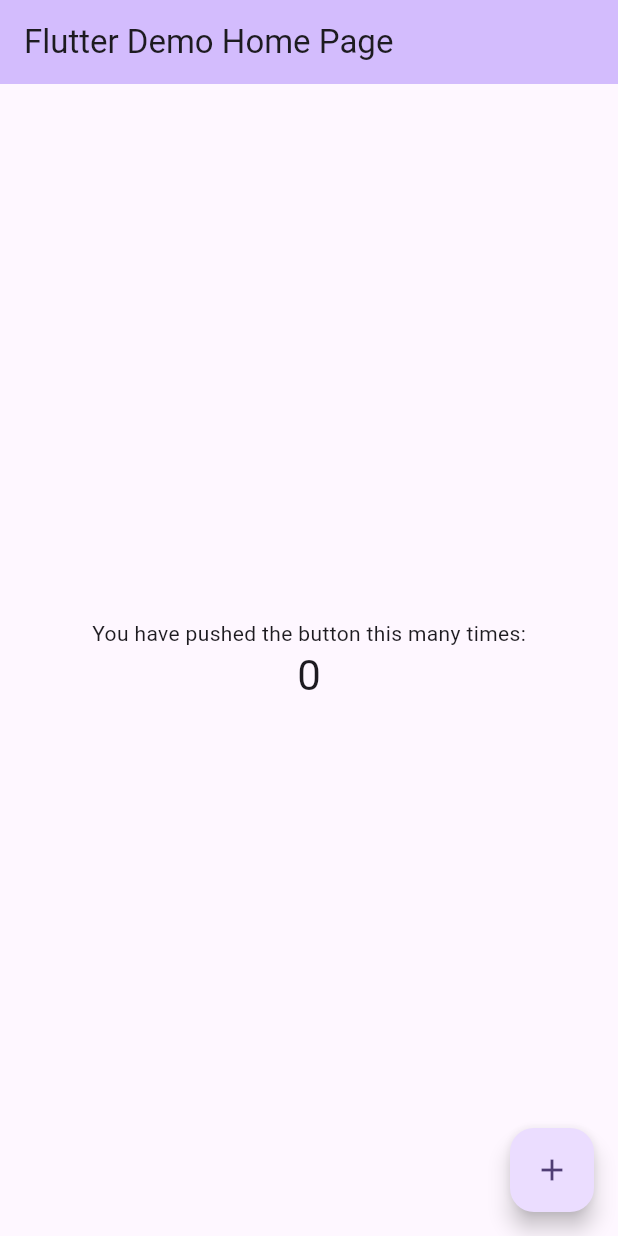
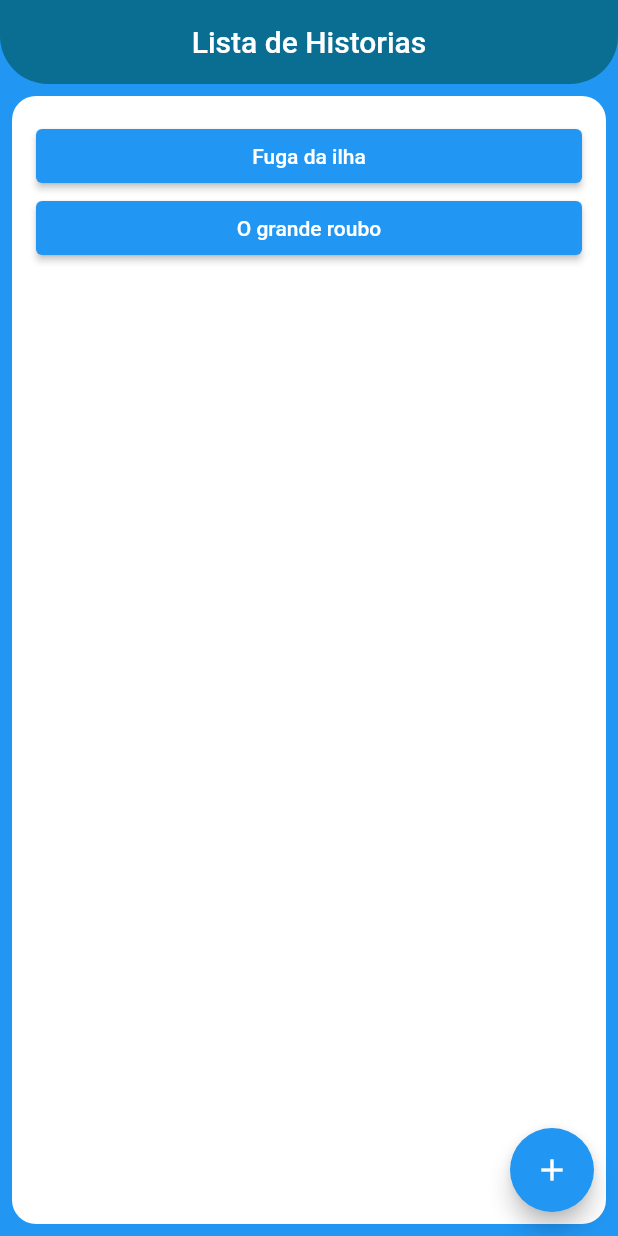
Before and after one commit to Gladistony/Livro-Jogo-Android, a Flutter app: the screen it shows after launch, on a phone screen of 412 x 824 dp. Run offline on Flutter 3.47's test engine with Material 2 defaults, Android fonts, the light colour scheme and no system bars.

Commit message:
Tela Basica

```diff
--- /dev/null
+++ b/livrojogo/lib/Modelos/Capitulo.dart
@@ -0,0 +1,7 @@
+import 'package:livrojogo/Modelos/Personagem.dart';
+
+class Capitulo {
+  Personagem pjPrincipal;
+
+  Capitulo({required this.pjPrincipal});
+}
--- /dev/null
+++ b/livrojogo/lib/Modelos/Gerenciador_Historia.dart
@@ -0,0 +1,30 @@
+import 'package:livrojogo/Modelos/Capitulo.dart';
+import 'package:livrojogo/Modelos/Personagem.dart';
+
+class GerenciadorModelos {
+  String Id;
+  String Nome;
+  List<Personagem> NPCs;
+  List<Capitulo> Capilutos;
+
+  GerenciadorModelos(
+      {required this.Id,
+      required this.Nome,
+      required this.NPCs,
+      required this.Capilutos});
+
+  GerenciadorModelos.fromMap(Map<String, dynamic> map)
+      : Id = map["id"],
+        Nome = map["nome"],
+        NPCs = map["npcs"],
+        Capilutos = map["capitulos"];
+
+  Map<String, dynamic> toMap() {
+    return {
+      "id": Id,
+      "nome": Nome,
+      "npcs": NPCs,
+      "capitulos": Capilutos,
+    };
+  }
+}
--- /dev/null
+++ b/livrojogo/lib/Modelos/Personagem.dart
@@ -0,0 +1,5 @@
+class Personagem {
+  String Nome;
+
+  Personagem({required this.Nome});
+}
--- /dev/null
+++ b/livrojogo/lib/Telas/Capitulo_Base.dart
@@ -0,0 +1,54 @@
+import "package:flutter/material.dart";
+import "package:livrojogo/Modelos/Gerenciador_Historia.dart";
+
+class CapituloBase extends StatelessWidget {
+  CapituloBase({super.key});
+
+  final List<GerenciadorModelos> ListaHistoria = [
+    GerenciadorModelos(
+        Id: "ID001",
+        Nome: "Fuga da ilha",
+        NPCs: List.empty(),
+        Capilutos: List.empty()),
+    GerenciadorModelos(
+        Id: "ID002",
+        Nome: "O grande roubo",
+        NPCs: List.empty(),
+        Capilutos: List.empty())
+  ];
+
+  @override
+  Widget build(BuildContext context) {
+    return Scaffold(
+      backgroundColor: Colors.blue,
+      appBar: AppBar(
+        title: const Text("Lista de Historias"),
+        centerTitle: true,
+        backgroundColor: const Color(0xFF0A6D92),
+        elevation: 0,
+        shape: const RoundedRectangleBorder(
+            borderRadius: BorderRadius.vertical(bottom: Radius.circular(32))),
+      ),
+      floatingActionButton: FloatingActionButton(
+        onPressed: () {
+          print("Teste");
+        },
+        child: const Icon(Icons.add),
+      ),
+      body: Container(
+        margin: const EdgeInsets.all(8.0),
+        padding: const EdgeInsets.all(16.0),
+        decoration: BoxDecoration(
+            color: const Color.fromARGB(255, 255, 255, 255),
+            borderRadius: BorderRadius.circular(16)),
+        child: ListView(
+          children: List.generate(ListaHistoria.length, (index) {
+            GerenciadorModelos modeloAtual = ListaHistoria[index];
+            return ElevatedButton(
+                onPressed: () {}, child: Text(modeloAtual.Nome));
+          }),
+        ),
+      ),
+    );
+  }
+}
--- a/livrojogo/lib/main.dart
+++ b/livrojogo/lib/main.dart
@@ -1,4 +1,5 @@
 import 'package:flutter/material.dart';
+import 'package:livrojogo/Telas/Capitulo_Base.dart';
 
 void main() {
   runApp(const MyApp());
@@ -12,114 +13,7 @@ class MyApp extends StatelessWidget {
   Widget build(BuildContext context) {
     return MaterialApp(
       title: 'Flutter Demo',
-      theme: ThemeData(
-        // This is the theme of your application.
-        //
-        // TRY THIS: Try running your application with "flutter run". You'll see
-        // the application has a blue toolbar. Then, without quitting the app,
-        // try changing the seedColor in the colorScheme below to Colors.green
-        // and then invoke "hot reload" (save your changes or press the "hot
-        // reload" button in a Flutter-supported IDE, or press "r" if you used
-        // the command line to start the app).
-        //
-        // Notice that the counter didn't reset back to zero; the application
-        // state is not lost during the reload. To reset the state, use hot
-        // restart instead.
-        //
-        // This works for code too, not just values: Most code changes can be
-        // tested with just a hot reload.
-        colorScheme: ColorScheme.fromSeed(seedColor: Colors.deepPurple),
-        useMaterial3: true,
-      ),
-      home: const MyHomePage(title: 'Flutter Demo Home Page'),
+      home: CapituloBase(),
     );
   }
 }
-
-class MyHomePage extends StatefulWidget {
-  const MyHomePage({super.key, required this.title});
-
-  // This widget is the home page of your application. It is stateful, meaning
-  // that it has a State object (defined below) that contains fields that affect
-  // how it looks.
-
-  // This class is the configuration for the state. It holds the values (in this
-  // case the title) provided by the parent (in this case the App widget) and
-  // used by the build method of the State. Fields in a Widget subclass are
-  // always marked "final".
-
-  final String title;
-
-  @override
-  State<MyHomePage> createState() => _MyHomePageState();
-}
-
-class _MyHomePageState extends State<MyHomePage> {
-  int _counter = 0;
-
-  void _incrementCounter() {
-    setState(() {
-      // This call to setState tells the Flutter framework that something has
-      // changed in this State, which causes it to rerun the build method below
-      // so that the display can reflect the updated values. If we changed
-      // _counter without calling setState(), then the build method would not be
-      // called again, and so nothing would appear to happen.
-      _counter++;
-    });
-  }
-
-  @override
-  Widget build(BuildContext context) {
-    // This method is rerun every time setState is called, for instance as done
-    // by the _incrementCounter method above.
-    //
-    // The Flutter framework has been optimized to make rerunning build methods
-    // fast, so that you can just rebuild anything that needs updating rather
-    // than having to individually change instances of widgets.
-    return Scaffold(
-      appBar: AppBar(
-        // TRY THIS: Try changing the color here to a specific color (to
-        // Colors.amber, perhaps?) and trigger a hot reload to see the AppBar
-        // change color while the other colors stay the same.
-        backgroundColor: Theme.of(context).colorScheme.inversePrimary,
-        // Here we take the value from the MyHomePage object that was created by
-        // the App.build method, and use it to set our appbar title.
-        title: Text(widget.title),
-      ),
-      body: Center(
-        // Center is a layout widget. It takes a single child and positions it
-        // in the middle of the parent.
-        child: Column(
-          // Column is also a layout widget. It takes a list of children and
-          // arranges them vertically. By default, it sizes itself to fit its
-          // children horizontally, and tries to be as tall as its parent.
-          //
-          // Column has various properties to control how it sizes itself and
-          // how it positions its children. Here we use mainAxisAlignment to
-          // center the children vertically; the main axis here is the vertical
-          // axis because Columns are vertical (the cross axis would be
-          // horizontal).
-          //
-          // TRY THIS: Invoke "debug painting" (choose the "Toggle Debug Paint"
-          // action in the IDE, or press "p" in the console), to see the
-          // wireframe for each widget.
-          mainAxisAlignment: MainAxisAlignment.center,
-          children: <Widget>[
-            const Text(
-              'You have pushed the button this many times:',
-            ),
-            Text(
-              '$_counter',
-              style: Theme.of(context).textTheme.headlineMedium,
-            ),
-          ],
-        ),
-      ),
-      floatingActionButton: FloatingActionButton(
-        onPressed: _incrementCounter,
-        tooltip: 'Increment',
-        child: const Icon(Icons.add),
-      ), // This trailing comma makes auto-formatting nicer for build methods.
-    );
-  }
-}
```
